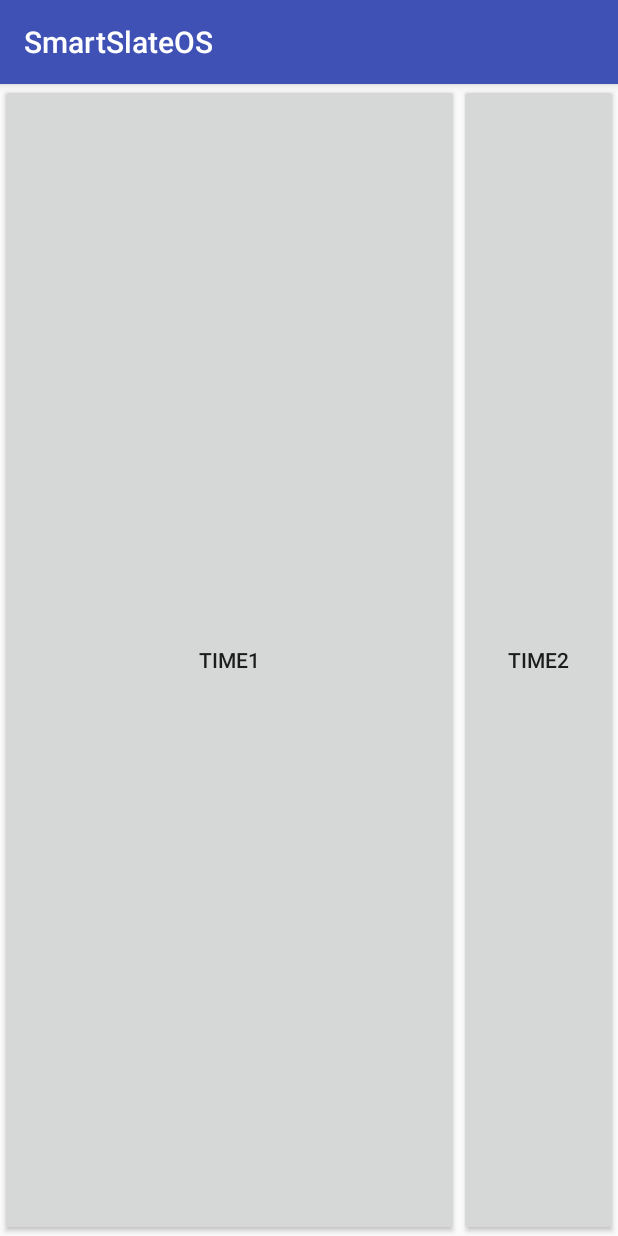
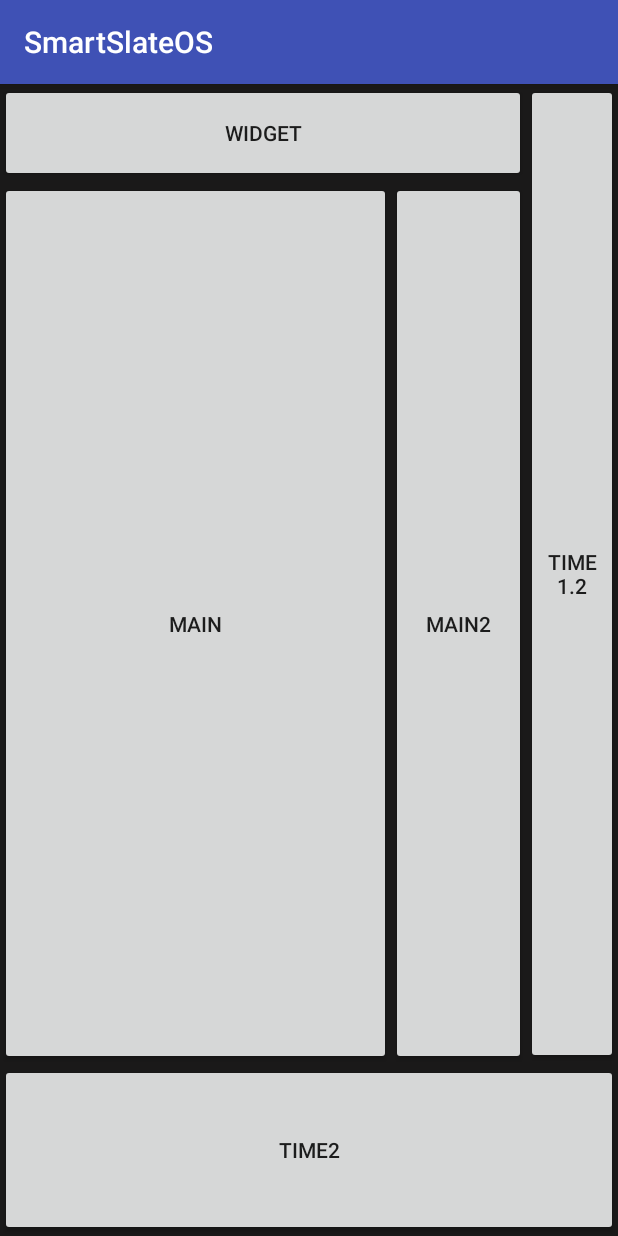
Before and after one commit to sairam9999/SOS, an Android app: the screen it shows after launch (MainActivity), on a phone screen of 412 x 824 dp. Run offline under Robolectric (Android 15) with nearby library versions, the phone set to English and light mode, and no system bars.

Commit message:
FinalLayoutDesign

```diff
--- a/app/src/main/res/layout/activity_main.xml
+++ b/app/src/main/res/layout/activity_main.xml
@@ -1,39 +1,84 @@
 <?xml version="1.0" encoding="utf-8"?>
 <LinearLayout xmlns:android="http://schemas.android.com/apk/res/android"
-    xmlns:app="http://schemas.android.com/apk/res-auto"
-    xmlns:tools="http://schemas.android.com/tools"
     android:layout_width="match_parent"
     android:layout_height="match_parent"
-    android:orientation="horizontal"
-    tools:context=".MainActivity">
-
+    xmlns:tools="http://schemas.android.com/tools"
+    android:orientation="vertical"
+    tools:context=".MainActivity"
+    android:background="#ee0a0909">
 
     <LinearLayout
         android:layout_width="match_parent"
         android:layout_height="match_parent"
-        android:layout_alignParentLeft="true"
-        android:layout_alignParentStart="true"
-        android:layout_alignParentTop="true"
-        android:layout_weight="0.05"
-        android:orientation="horizontal">
+        android:orientation="horizontal"
+        android:layout_weight="0.15"
 
-        <Button
+        >
+
+        <LinearLayout
             android:layout_width="match_parent"
             android:layout_height="match_parent"
-            android:layout_weight="0.33"
-            android:text="Time1">
+            android:orientation="vertical"
+            android:layout_weight="0.15"
+            >
+                <LinearLayout
+                    android:layout_width="match_parent"
+                    android:layout_height="match_parent"
+                   android:layout_weight="0.90"
+                    >
+                    <Button
+                        android:layout_width="match_parent"
+                        android:layout_height="match_parent"
+                        android:layout_weight="0.33"
+                        android:text="Widget">
+                    </Button>
+                </LinearLayout>
+            <LinearLayout
+                android:layout_width="match_parent"
+                android:layout_height="match_parent"
+                android:layout_weight="0.10"
+                android:orientation="horizontal"
+                >
+                <Button
+                    android:layout_width="match_parent"
+                    android:layout_height="match_parent"
+                    android:layout_weight="0.33"
+                    android:text="Main">
+                </Button>
+                <Button
+                    android:layout_width="match_parent"
+                    android:layout_height="match_parent"
+                    android:layout_weight="0.95"
+                    android:text="Main2">
+                </Button>
+            </LinearLayout>
 
-        </Button>
+        </LinearLayout>
 
+        <LinearLayout
+            android:layout_width="match_parent"
+            android:layout_height="match_parent"
+            android:orientation="vertical"
+            android:layout_weight="0.85"
+            >
+
+            <Button
+                android:layout_width="match_parent"
+                android:layout_height="match_parent"
+                android:text="Time1.2">
+            </Button>
+
+        </LinearLayout>
+
+    </LinearLayout>
 
     <LinearLayout
         android:layout_width="match_parent"
         android:layout_height="match_parent"
-        android:layout_alignParentLeft="true"
-        android:layout_alignParentStart="true"
-        android:layout_alignParentTop="true"
-        android:layout_weight="0.95"
-        android:orientation="vertical">
+        android:orientation="vertical"
+        android:layout_weight="0.85"
+
+        >
 
         <Button
             android:layout_width="match_parent"
@@ -44,10 +89,7 @@
         </Button>
 
 
+    </LinearLayout>
 
 
-    </LinearLayout>
-
-    </LinearLayout>
-
 </LinearLayout>
```
Also changed, not shown: app/src/main/res/layout/sample.xml (added, +48 -0 lines), app/src/main/res/drawable/Circle.png (added).
